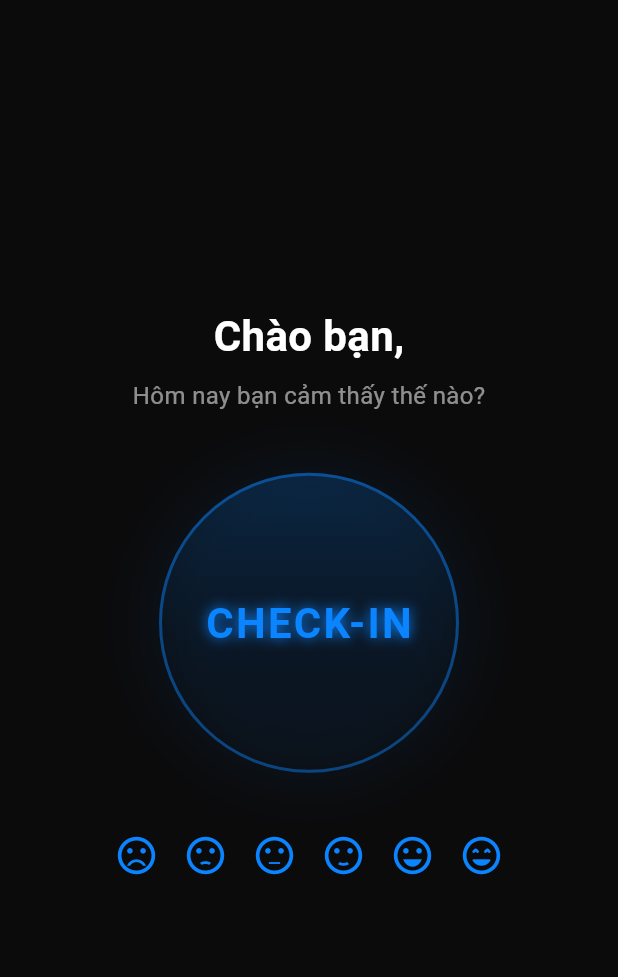
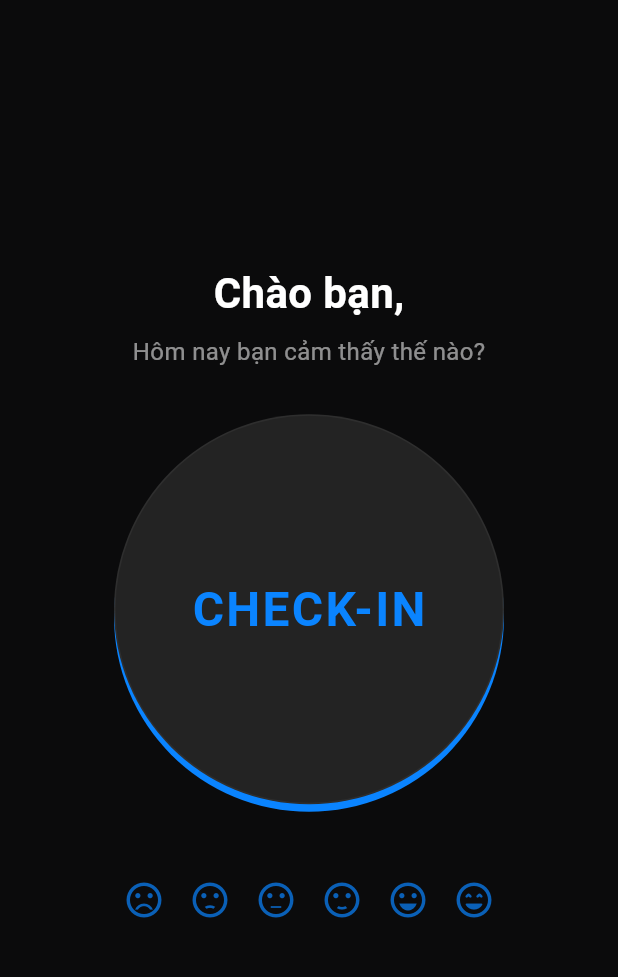
Before and after one commit to bihunganh/tam_an, a Flutter app: the screen it shows after launch, on a phone screen of 412 x 824 dp, the part 77-1054 px from its top. Run offline on Flutter 3.47's test engine with Material 3 defaults, Android fonts, the phone set to English and light mode, and no system bars; our stand-ins replace cached_network_image, cloud_firestore, firebase_auth, firebase_core, firebase_storage, fl_chart and 2 more; accounts and stored records are empty.

Commit message:
[Fix] checkin without signin issue

```diff
--- a/tam_an/lib/features/input_tracking/screens/home_screen.dart
+++ b/tam_an/lib/features/input_tracking/screens/home_screen.dart
@@ -1,8 +1,9 @@
 import 'package:flutter/material.dart';
 import '../../../../core/constants/app_colors.dart';
 import '../../../../core/navigation/app_router.dart';
-import '../../../../data/models/user_model.dart'; // Import Model
+import '../../../../data/models/user_model.dart';
 import '../../../../main_screen.dart';
+import '../../auth_system/screens/sign_in.dart';
 
 class HomeScreen extends StatelessWidget {
   // Nhận biến user từ MainScreen truyền xuống
@@ -16,12 +17,11 @@ class HomeScreen extends StatelessWidget {
       child: Column(
         mainAxisAlignment: MainAxisAlignment.center,
         children: [
-          // --- LOGIC HIỂN THỊ TEXT CHÀO MỪNG (ĐÃ SỬA) ---
-          // Thay đổi nội dung dựa vào việc user đã đăng nhập hay chưa
+          // --- 1. LOGIC HIỂN THỊ TEXT CHÀO MỪNG ---
           Text(
             currentUser == null
-                ? "Chào bạn,"                 // Chưa đăng nhập
-                : "Chào ${currentUser!.username},", // Đã đăng nhập
+                ? "Chào bạn,"
+                : "Chào ${currentUser!.username},",
             style: const TextStyle(
               color: Colors.white,
               fontSize: 28,
@@ -39,62 +39,61 @@ class HomeScreen extends StatelessWidget {
             ),
           ),
 
-          const SizedBox(height: 40), // Khoảng cách đến nút Check-in
+          const SizedBox(height: 30),
 
-          // --- NÚT CHECK-IN ---
-              GestureDetector(
-            onTap: () {
-              // Chuyển sang giao diện Check-in (có Navbar) - dùng AppRouter
-              AppRouter.push(context, const MainScreen(showNavBar: true));
+          // --- 2. NÚT CHECK-IN
+          InkWell(
+              onTap: () {
+                // LOGIC KIỂM TRA ĐĂNG NHẬP (Đã sửa lỗi crash)
+                if (currentUser == null) {
+                  // Nếu chưa đăng nhập -> Chuyển thẳng sang màn hình Login
+                  // Không hiện SnackBar ở đây để tránh lỗi "Unsafe Context"
+                  AppRouter.push(context, const LoginScreen());
+                } else {
+                  // Nếu đã đăng nhập -> Vào Check-in bình thường
+                  AppRouter.push(context, const MainScreen(showNavBar: true));
+                }
             },
+            borderRadius: BorderRadius.circular(110),
             child: Container(
-              width: 200,
-              height: 200,
+              width: 260,
+              height: 260,
               decoration: BoxDecoration(
                 shape: BoxShape.circle,
-                gradient: LinearGradient(
-                  colors: [
-                    AppColors.primaryBlue.withOpacity(0.18),
-                    Colors.transparent,
-                  ],
-                  begin: Alignment.topCenter,
-                  end: Alignment.bottomCenter,
-                ),
+                color: AppColors.cardColor,
                 boxShadow: [
+                  // Tạo viền cứng màu xanh chỉ ở phía dưới
                   BoxShadow(
-                    color: AppColors.primaryBlue.withOpacity(0.08),
-                    blurRadius: 30,
-                    spreadRadius: 5,
-                  )
+                    color: AppColors.primaryBlue,
+                    offset: const Offset(0, 5), // Đẩy bóng xuống dưới 6px
+                    blurRadius: 0, // Không làm mờ -> Tạo nét cứng
+                    spreadRadius: 0,
+                  ),
                 ],
+
                 border: Border.all(
-                  color: AppColors.primaryBlue.withOpacity(0.45),
-                  width: 2,
+                  color: Colors.white.withOpacity(0.05),
+                  width: 1,
                 ),
               ),
               child: const Center(
-                  child: Text(
+                child: Text(
                   "CHECK-IN",
                   style: TextStyle(
                     color: AppColors.primaryBlue,
-                    fontSize: 28,
+                    fontSize: 32, // Chữ to hơn
                     fontWeight: FontWeight.bold,
                     letterSpacing: 1.5,
-                    shadows: [
-                      Shadow(
-                        color: AppColors.primaryBlue,
-                        blurRadius: 10,
-                      )
-                    ],
+                    // Đã bỏ shadows (glow) của chữ
                   ),
                 ),
               ),
             ),
           ),
 
-          const SizedBox(height: 40),
+          const SizedBox(height: 50),
 
-          // Các icon cảm xúc bên dưới
+          // --- 3. CÁC ICON CẢM XÚC ---
           Row(
             mainAxisAlignment: MainAxisAlignment.center,
             children: [
@@ -116,8 +115,8 @@ class HomeScreen extends StatelessWidget {
       padding: const EdgeInsets.symmetric(horizontal: 8.0),
       child: Icon(
         icon,
-        color: AppColors.primaryBlue,
-        size: 30,
+        color: AppColors.primaryBlue.withOpacity(0.7), // Giảm độ sáng icon phụ một chút cho nút chính nổi bật
+        size: 28,
       ),
     );
   }
```
Also changed, not shown: tam_an/lib/features/auth_system/screens/sign_in.dart (+51 -8 lines), tam_an/lib/features/auth_system/screens/signup_screen.dart (+72 -100 lines).
